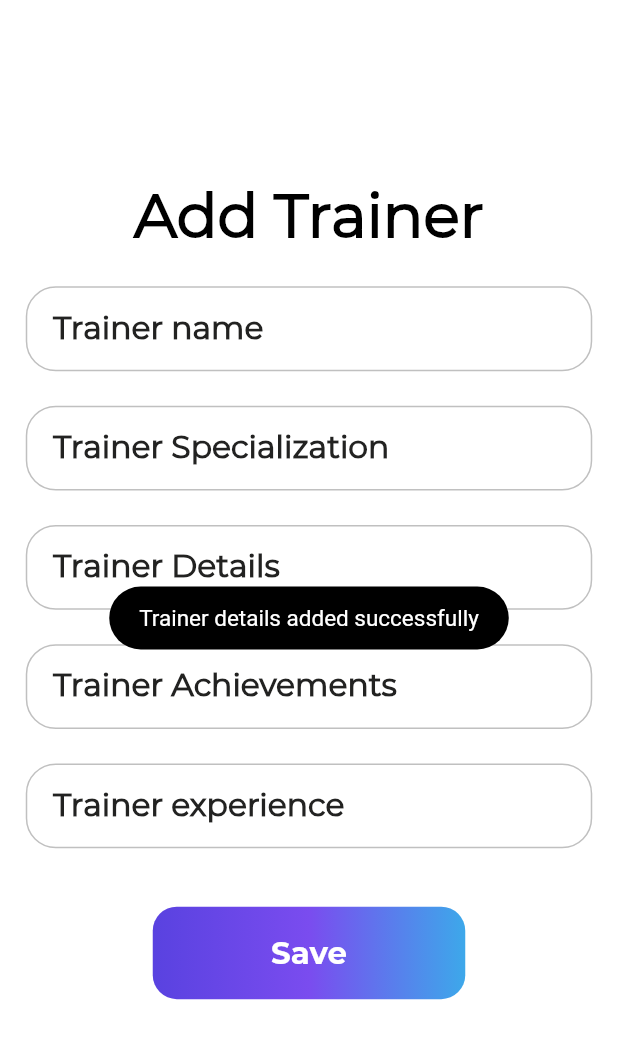
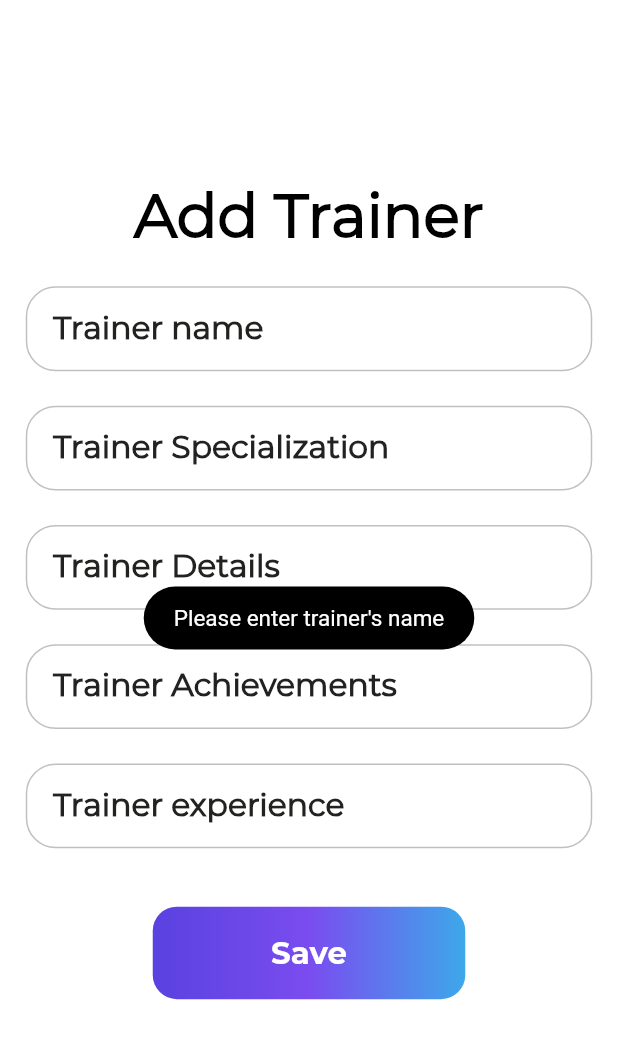
Before and after one commit to chandnithakkar/ignouProject, a Flutter app: the AddTrainerScreen screen opened by its route, after a tap on "Save", on a phone screen of 412 x 824 dp. Shown: the top 1039 px of the screen. Run offline on Flutter 3.47's test engine with Material 2 defaults, Android fonts, the phone set to English and light mode, and no system bars; our stand-ins replace carousel_slider, firebase_auth, firebase_core, firebase_database, flutter_screenutil, flutter_svg and 5 more; accounts and stored records are empty; project files that could hold a hidden picture were left out.

Commit message:
added validations for adding trainer

```diff
--- a/lib/ui/admin/add_trainer_screen.dart
+++ b/lib/ui/admin/add_trainer_screen.dart
@@ -178,6 +178,18 @@ class _AddTrainerScreenState extends State<AddTrainerScreen> {
                               callback: () async {
                                 FocusManager.instance.primaryFocus?.unfocus();
 
+
+                                if(addTrainerController.trainerNameController.text==""){
+                                  U.showToast("Please enter trainer's name");
+                                }else if(addTrainerController.trainerSpecializationController.text==""){
+                                  U.showToast("Please enter trainer's specialization");
+                                }else if(addTrainerController.trainerDetailsController.text==""){
+                                  U.showToast("Please enter trainer's details");
+                                }else if(addTrainerController.trainerAchievementsController.text==""){
+                                  U.showToast("Please enter trainer's achievements");
+                                }else if(addTrainerController.trainerExperienceController.text==""){
+                                  U.showToast("Please enter trainer's experience");
+                                }else{
                                   // Create a map of dog details
                                   Map<String, dynamic> trainerDetails = {
                                     "trainerName":
@@ -190,8 +202,6 @@ class _AddTrainerScreenState extends State<AddTrainerScreen> {
                                         .trainerAchievementsController.text,
                                     "trainerExperience": addTrainerController
                                         .trainerExperienceController.text,
-                                  "trainerId": "",
-                                  // You can set this if you have a way to get the trainer ID
                                   };
                                   try {
                                     // Push the dog details to the Firebase Realtime Database
@@ -201,6 +211,7 @@ class _AddTrainerScreenState extends State<AddTrainerScreen> {
                                     U.showToast("Trainer details added successfully");
                                   } catch (e) {
                                     U.showToast("Error adding trainer details: $e");
+                                  }
                                 }
                               },
                             ),
--- a/lib/ui/admin/admin_dog_list.dart
+++ b/lib/ui/admin/admin_dog_list.dart
@@ -220,6 +220,8 @@ class AdminDogListItem extends StatelessWidget {
                         actions: [
                           TextButton(
                             onPressed: () {
+                              //dog.dogID
+
                               Navigator.pop(context);
                             },
                             child: const Text('Yes'),
```
Also changed, not shown: lib/ui/auth/admin_login.dart (+7 -0 lines), lib/ui/auth/login.dart (+7 -0 lines), lib/ui/auth/register.dart (+7 -0 lines), lib/ui/user/user_dashboard.dart (+4 -3 lines), pubspec.lock. Lines whose indentation alone changed are shown as unchanged.
